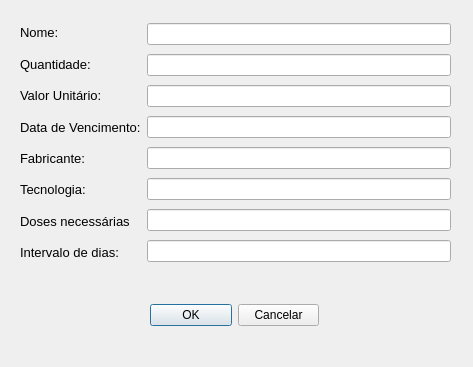
Old version of the form Projeto 2/JanelaCadVacina.ui in the repository andersoncoutinho/Linguagem-de-Programacao-I.
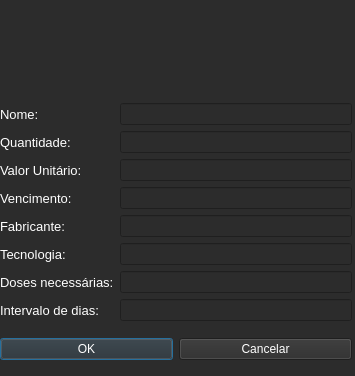
New version of the form. Icons and pictures are not drawn.

Commit message: add styleSheet janelas

The edit to the form file:
```diff
--- a/Projeto 2/JanelaCadVacina.ui
+++ b/Projeto 2/JanelaCadVacina.ui
@@ -6,22 +6,47 @@
    <rect>
     <x>0</x>
     <y>0</y>
-    <width>473</width>
-    <height>367</height>
+    <width>355</width>
+    <height>376</height>
    </rect>
   </property>
   <property name="windowTitle">
    <string>Dialog</string>
   </property>
-  <widget class="QWidget" name="horizontalLayoutWidget">
+  <property name="styleSheet">
+   <string notr="true">background-color: rgb(44, 44, 44);
+color: rgb(255, 255, 255);</string>
+  </property>
+  <widget class="QWidget" name="verticalLayoutWidget">
    <property name="geometry">
     <rect>
-     <x>20</x>
-     <y>20</y>
-     <width>431</width>
-     <height>245</height>
+     <x>0</x>
+     <y>0</y>
+     <width>352</width>
+     <height>371</height>
     </rect>
    </property>
+   <layout class="QVBoxLayout" name="verticalLayout">
+    <item>
+     <widget class="QLabel" name="label_9">
+      <property name="maximumSize">
+       <size>
+        <width>350</width>
+        <height>75</height>
+       </size>
+      </property>
+      <property name="text">
+       <string/>
+      </property>
+      <property name="pixmap">
+       <pixmap resource="Arquivo_de_Recursos.qrc">:/icones/icones/ms.png</pixmap>
+      </property>
+      <property name="scaledContents">
+       <bool>true</bool>
+      </property>
+     </widget>
+    </item>
+    <item>
    <layout class="QHBoxLayout" name="horizontalLayout">
     <item>
      <layout class="QVBoxLayout" name="verticalLayout_3">
@@ -69,7 +94,7 @@
          </font>
         </property>
         <property name="text">
-         <string>Data de Vencimento:</string>
+           <string>Vencimento:</string>
         </property>
        </widget>
       </item>
@@ -105,7 +130,7 @@
          </font>
         </property>
         <property name="text">
-         <string>Doses necessárias</string>
+           <string>Doses necessárias:</string>
         </property>
        </widget>
       </item>
@@ -152,16 +177,8 @@
      </layout>
     </item>
    </layout>
-  </widget>
-  <widget class="QWidget" name="horizontalLayoutWidget_2">
-   <property name="geometry">
-    <rect>
-     <x>150</x>
-     <y>290</y>
-     <width>169</width>
-     <height>51</height>
-    </rect>
-   </property>
+    </item>
+    <item>
    <layout class="QHBoxLayout" name="horizontalLayout_2">
     <item>
      <widget class="QPushButton" name="pushButton">
@@ -171,38 +188,14 @@
      </widget>
     </item>
     <item>
-     <widget class="QPushButton" name="pushButton_2">
+       <widget class="QPushButton" name="btnCancel">
       <property name="text">
        <string>Cancelar</string>
       </property>
      </widget>
     </item>
    </layout>
-  </widget>
-  <widget class="QWidget" name="horizontalLayoutWidget_3">
-   <property name="geometry">
-    <rect>
-     <x>250</x>
-     <y>570</y>
-     <width>169</width>
-     <height>51</height>
-    </rect>
-   </property>
-   <layout class="QHBoxLayout" name="horizontalLayout_3">
-    <item>
-     <widget class="QPushButton" name="pushButton_3">
-      <property name="text">
-       <string>OK</string>
-      </property>
-     </widget>
     </item>
-    <item>
-     <widget class="QPushButton" name="pushButton_4">
-      <property name="text">
-       <string>Cancelar</string>
-      </property>
-     </widget>
-    </item>
    </layout>
   </widget>
  </widget>
```
Left out of the diff: 4 changed lines with no effect on the pictures. Lines whose indentation alone changed are shown as unchanged. The commit also changes 31 other files.
